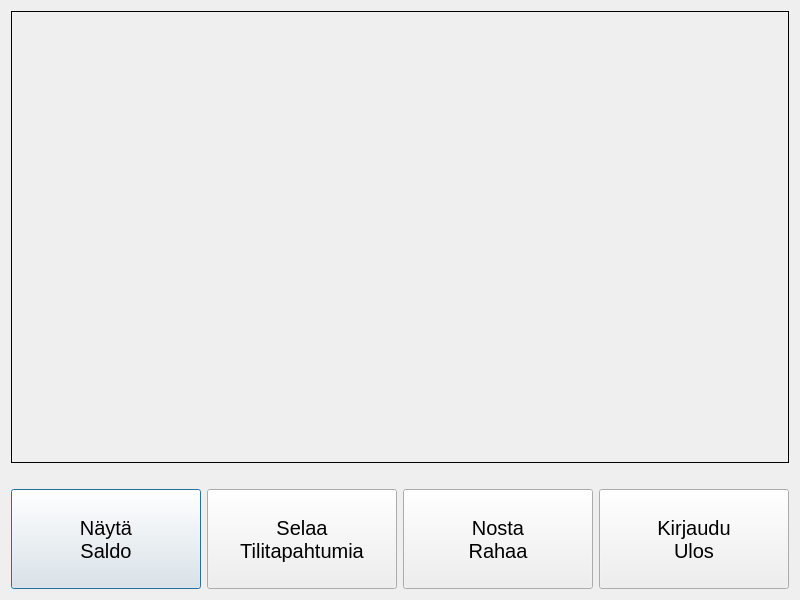
Qt form qt_frontend/banksimul35/menu.ui (PauliRekila/Banksimul) before a commit.
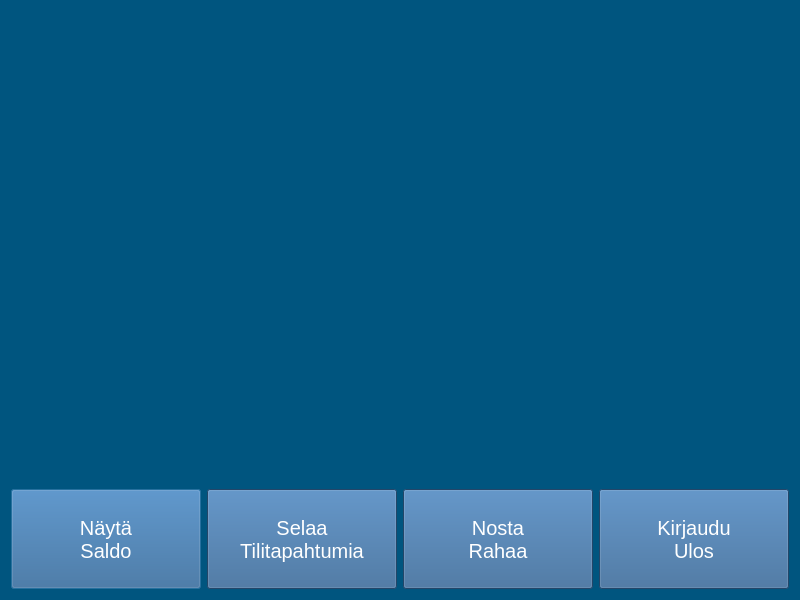
The same form after that commit.

Diff of the .ui file:
```diff
--- a/qt_frontend/banksimul35/menu.ui
+++ b/qt_frontend/banksimul35/menu.ui
@@ -13,6 +13,9 @@
   <property name="windowTitle">
    <string>Dialog</string>
   </property>
+  <property name="styleSheet">
+   <string notr="true">background-color: rgb(0, 85, 127);</string>
+  </property>
   <layout class="QVBoxLayout" name="verticalLayout_2">
    <item>
     <layout class="QVBoxLayout" name="verticalLayout">
@@ -23,8 +26,11 @@
          <pointsize>26</pointsize>
         </font>
        </property>
+       <property name="styleSheet">
+        <string notr="true">color: rgb(255, 255, 255);</string>
+       </property>
        <property name="frameShape">
-        <enum>QFrame::Box</enum>
+        <enum>QFrame::NoFrame</enum>
        </property>
        <property name="text">
         <string/>
@@ -68,6 +74,10 @@
            <pointsize>15</pointsize>
           </font>
          </property>
+         <property name="styleSheet">
+          <string notr="true">color: rgb(255, 255, 255);
+background-color: rgb(49, 98, 147);</string>
+         </property>
          <property name="text">
           <string>Näytä 
 Saldo</string>
@@ -93,6 +103,10 @@
            <pointsize>15</pointsize>
           </font>
          </property>
+         <property name="styleSheet">
+          <string notr="true">color: rgb(255, 255, 255);
+background-color: rgb(49, 98, 147);</string>
+         </property>
          <property name="text">
           <string>Selaa 
 Tilitapahtumia</string>
@@ -118,6 +132,10 @@
            <pointsize>15</pointsize>
           </font>
          </property>
+         <property name="styleSheet">
+          <string notr="true">color: rgb(255, 255, 255);
+background-color: rgb(49, 98, 147);</string>
+         </property>
          <property name="text">
           <string>Nosta 
 Rahaa</string>
@@ -143,6 +161,10 @@
            <pointsize>15</pointsize>
           </font>
          </property>
+         <property name="styleSheet">
+          <string notr="true">color: rgb(255, 255, 255);
+background-color: rgb(49, 98, 147);</string>
+         </property>
          <property name="text">
           <string>Kirjaudu 
 Ulos</string>
```
